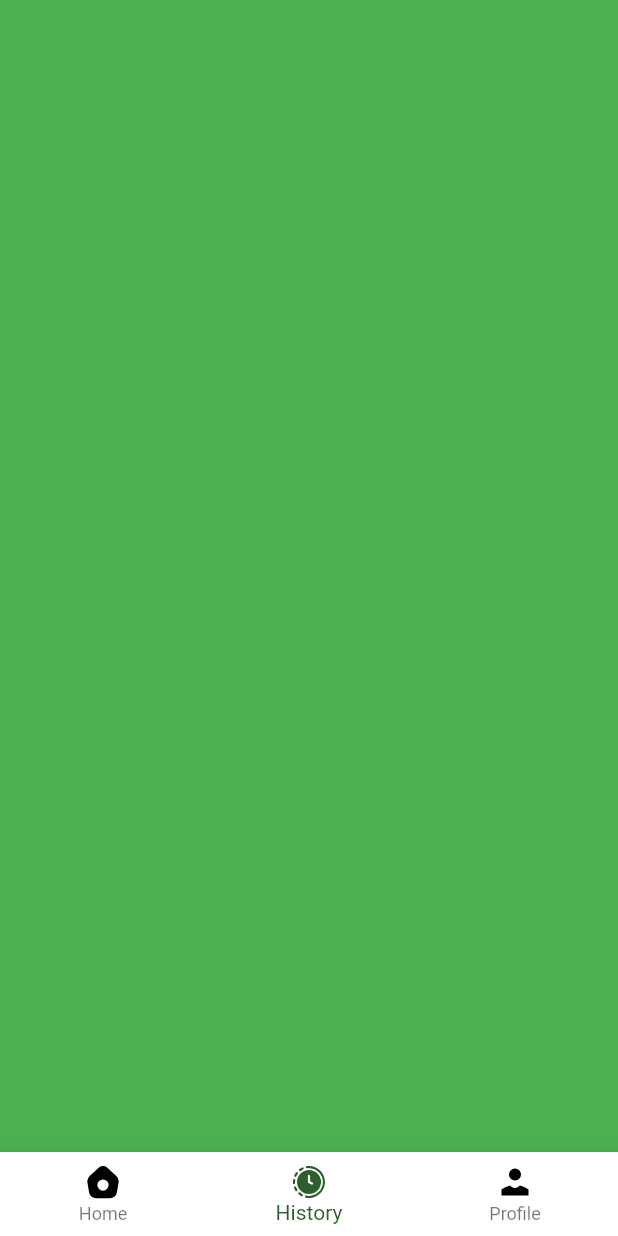
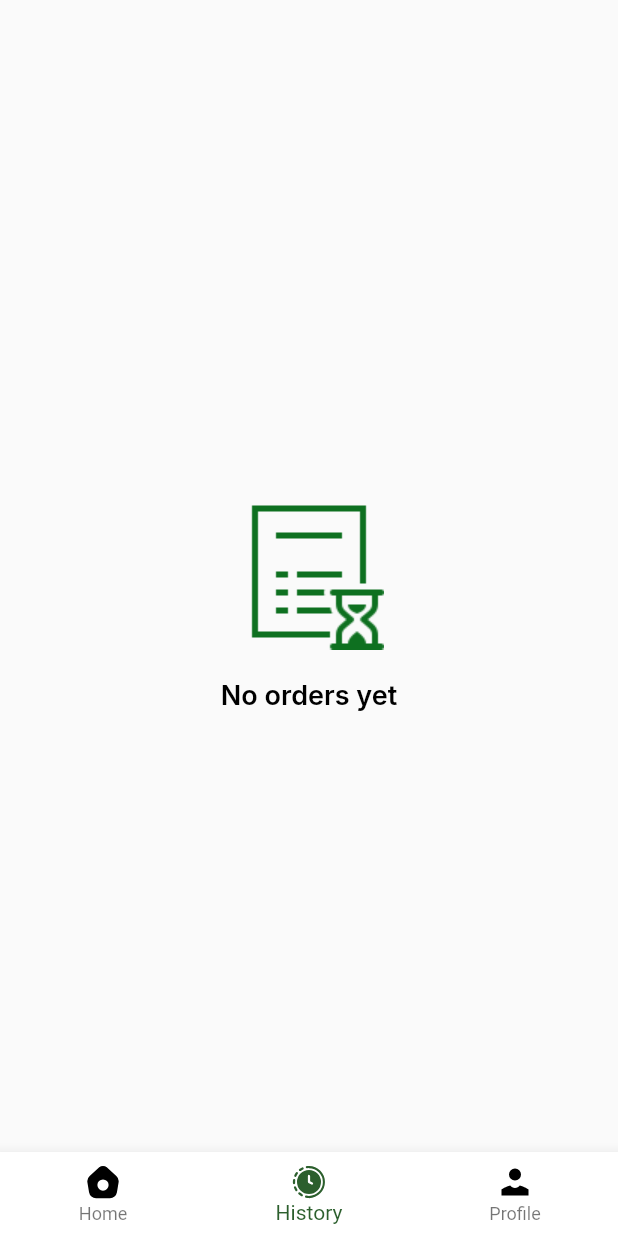
Before and after one commit to Williamtobs/find_logistics, a Flutter app: the Dashboard screen opened directly, item 2 of the bottom bar chosen, on a phone screen of 412 x 824 dp. Run offline on Flutter 3.47's test engine with Material 2 defaults, Android fonts, the phone set to English and light mode, and no system bars; our stand-ins replace country_picker, flutter_svg, google_fonts, smooth_page_indicator.

Commit message:
side drawer and history page

```diff
--- a/lib/src/screens/dashboard/dashboard.dart
+++ b/lib/src/screens/dashboard/dashboard.dart
@@ -1,4 +1,5 @@
 import 'package:find_logistic/src/app/constant/color.dart';
+import 'package:find_logistic/src/screens/tabs/history/history.dart';
 import 'package:find_logistic/src/screens/tabs/home/home.dart';
 import 'package:flutter/material.dart';
 import 'package:flutter_svg/svg.dart';
@@ -15,9 +16,7 @@ class _DashboardState extends State<Dashboard> {
 
   final List pages = [
     const HomeScreen(),
-    Container(
-      color: Colors.green,
-    ),
+    const History(),
     Container(
       color: Colors.blue,
     ),
--- /dev/null
+++ b/lib/src/screens/tabs/history/history.dart
@@ -0,0 +1,53 @@
+import 'package:flutter/material.dart';
+import 'package:google_fonts/google_fonts.dart';
+
+class History extends StatelessWidget {
+  const History({super.key});
+
+  @override
+  Widget build(BuildContext context) {
+    return Scaffold(
+      body: Padding(
+        padding: const EdgeInsets.symmetric(horizontal: 10.0),
+        child: Column(
+          mainAxisAlignment: MainAxisAlignment.center,
+          crossAxisAlignment: CrossAxisAlignment.center,
+          children: [
+            // const SizedBox(
+            //   height: 30,
+            // ),
+            // Center(
+            //   child: Text(
+            //     'Order History',
+            //     style: GoogleFonts.inter(
+            //       fontSize: 24,
+            //       fontWeight: FontWeight.w700,
+            //       color: Colors.black,
+            //     ),
+            //   ),
+            // ),
+            const SizedBox(
+              height: 40,
+            ),
+            Center(
+              child: Image.asset(
+                'assets/images/history.png',
+              ),
+            ),
+            const SizedBox(
+              height: 20,
+            ),
+            Text(
+              'No orders yet',
+              style: GoogleFonts.inter(
+                fontSize: 18,
+                fontWeight: FontWeight.w600,
+                color: Colors.black,
+              ),
+            ),
+          ],
+        ),
+      ),
+    );
+  }
+}
```
Also changed, not shown: lib/src/screens/tabs/home/home.dart (+15 -5 lines), lib/src/screens/widgets/drawer.dart (added, +160 -0 lines), assets/images/history.png (added).
